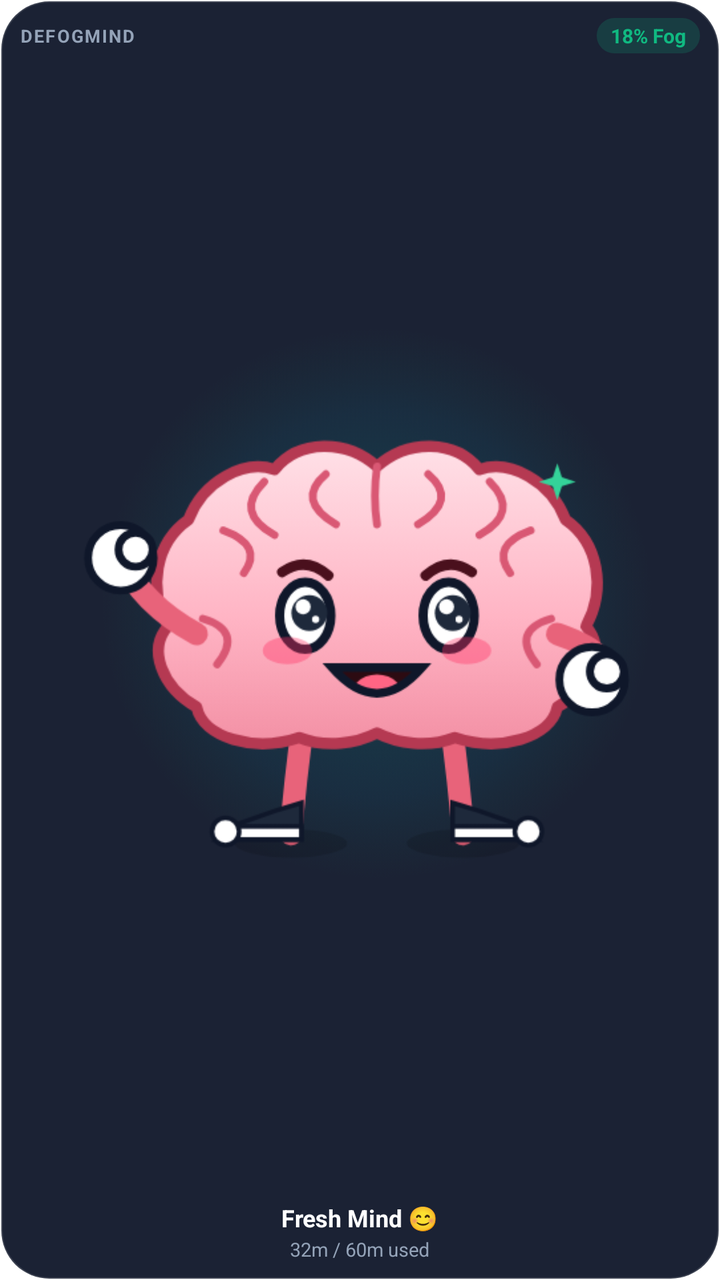
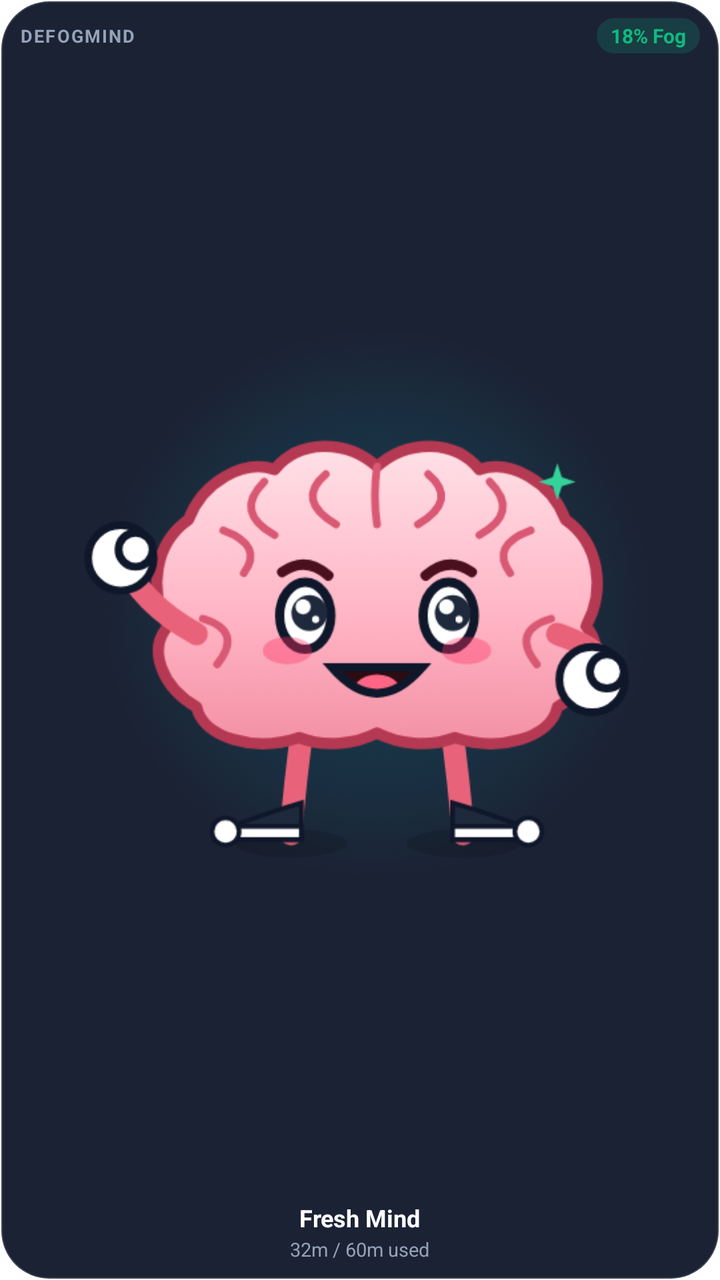

An Android layout rendered at two revisions. The XML below is the earlier revision; the diff shows what the commit changed to produce the second picture.
<!-- AndroidManifest.xml: fallback theme Theme.MaterialComponents.DayNight.NoActionBar -->
<!-- res/layout/widget_compact.xml -->
<?xml version="1.0" encoding="utf-8"?>
<RelativeLayout xmlns:android="http://schemas.android.com/apk/res/android"
    android:id="@+id/widget_compact_root"
    android:layout_width="match_parent"
    android:layout_height="match_parent"
    android:background="@drawable/widget_bg_card"
    android:paddingStart="10dp"
    android:paddingTop="9dp"
    android:paddingEnd="10dp"
    android:paddingBottom="9dp">

    
    <RelativeLayout
        android:id="@+id/widget_compact_header"
        android:layout_width="match_parent"
        android:layout_height="wrap_content"
        android:layout_alignParentTop="true">

        <TextView
            android:id="@+id/widget_compact_app_name"
            android:layout_width="wrap_content"
            android:layout_height="wrap_content"
            android:layout_alignParentStart="true"
            android:layout_centerVertical="true"
            android:letterSpacing="0.08"
            android:text="DEFOGMIND"
            android:textColor="#94A3B8"
            android:textSize="9sp"
            android:textStyle="bold" />

        <TextView
            android:id="@+id/widget_compact_badge"
            android:layout_width="wrap_content"
            android:layout_height="wrap_content"
            android:layout_alignParentEnd="true"
            android:layout_centerVertical="true"
            android:background="@drawable/widget_pill_bg"
            android:paddingStart="7dp"
            android:paddingTop="2dp"
            android:paddingEnd="7dp"
            android:paddingBottom="2dp"
            android:text="18% Fog"
            android:textColor="#10B981"
            android:textSize="10sp"
            android:textStyle="bold" />
    </RelativeLayout>

    
    <LinearLayout
        android:id="@+id/widget_compact_footer"
        android:layout_width="match_parent"
        android:layout_height="wrap_content"
        android:layout_alignParentBottom="true"
        android:gravity="center"
        android:orientation="vertical">

        <TextView
            android:id="@+id/widget_compact_title"
            android:layout_width="wrap_content"
            android:layout_height="wrap_content"
            android:ellipsize="end"
            android:maxLines="1"
            android:text="Fresh Mind 😊"
            android:textColor="#FFFFFF"
            android:textSize="12sp"
            android:textStyle="bold" />

        <TextView
            android:id="@+id/widget_compact_sub"
            android:layout_width="wrap_content"
            android:layout_height="wrap_content"
            android:layout_marginTop="1dp"
            android:ellipsize="end"
            android:maxLines="1"
            android:text="32m / 60m used"
            android:textColor="#94A3B8"
            android:textSize="9.5sp" />
    </LinearLayout>

    
    <ImageView
        android:id="@+id/widget_compact_character"
        android:layout_width="match_parent"
        android:layout_height="match_parent"
        android:layout_above="@id/widget_compact_footer"
        android:layout_below="@id/widget_compact_header"
        android:layout_marginTop="2dp"
        android:layout_marginBottom="2dp"
        android:contentDescription="Brain Character Status"
        android:scaleType="fitCenter"
        android:src="@drawable/ic_launcher_splash" />
</RelativeLayout>
<!-- resources referenced by this layout -->
<resources>
  <!-- drawable ic_launcher_splash: png bitmap (drawable, 97012 bytes) -->
  <!-- drawable widget_bg_card (drawable) -->
  <?xml version="1.0" encoding="utf-8"?>
  <shape xmlns:android="http://schemas.android.com/apk/res/android"
      android:shape="rectangle">
      <corners android:radius="24dp" />
      <solid android:color="#F20F172A" />
      <stroke
          android:width="1.2dp"
          android:color="#26FFFFFF" />
  </shape>
  <!-- drawable widget_pill_bg (drawable) -->
  <?xml version="1.0" encoding="utf-8"?>
  <shape xmlns:android="http://schemas.android.com/apk/res/android"
      android:shape="rectangle">
      <corners android:radius="100dp" />
      <solid android:color="#2E10B981" />
  </shape>
</resources>

<!-- the commit's change to res/layout/widget_compact.xml (unified diff, before → after) -->
@@ -60,7 +60,7 @@
             android:layout_height="wrap_content"
             android:ellipsize="end"
             android:maxLines="1"
-            android:text="Fresh Mind 😊"
+            android:text="Fresh Mind"
             android:textColor="#FFFFFF"
             android:textSize="12sp"
             android:textStyle="bold" />
